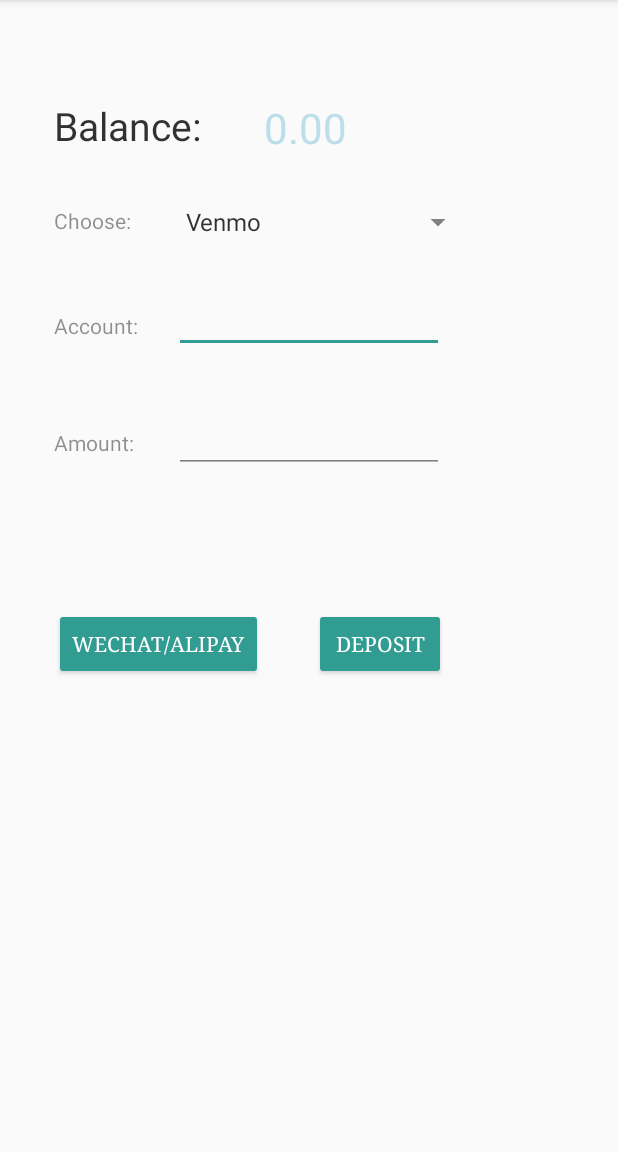
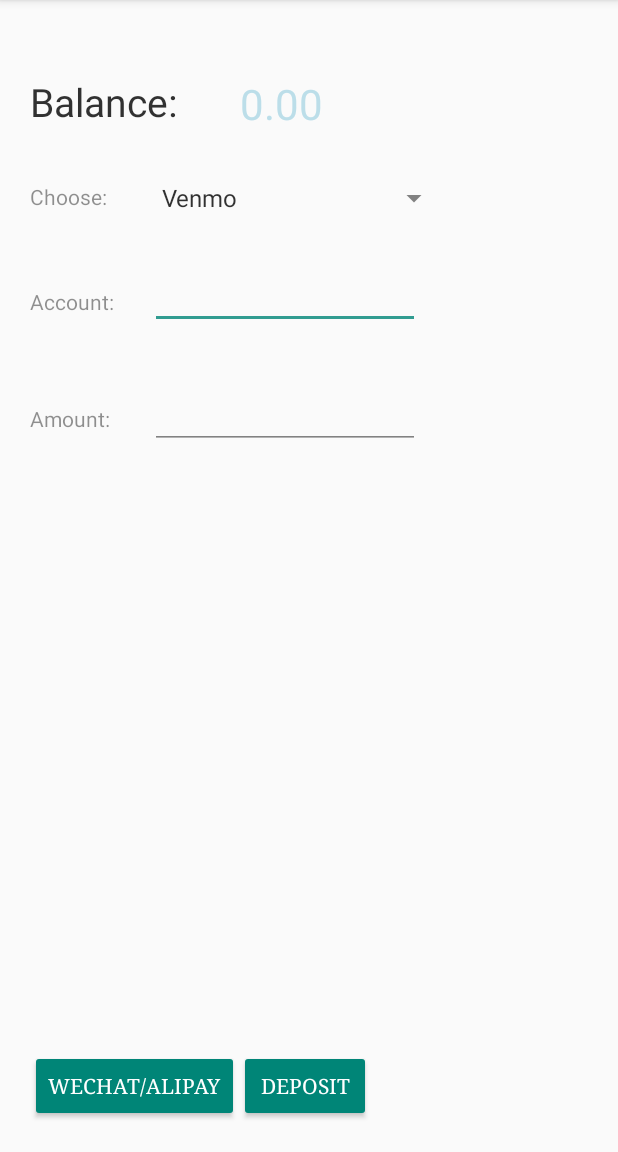
Before and after one commit to bruttozz/airmules-android-app, an Android app: the Deposit screen opened directly, with no data from a screen before it, on a phone screen of 412 x 824 dp, the part 84-1236 px from its top. Run offline under Robolectric (Android 15) with nearby library versions, the light colour scheme and no system bars; our stand-ins replace Firebase (no records; nobody signed in at launch, a user with empty details on screens opened directly); libraries missing offline, so code that uses them is left out: com.payelves.sdk; 3 statements that could not run were skipped.

Commit message:
Update UI

```diff
--- a/app/src/main/res/layout/activity_deposit.xml
+++ b/app/src/main/res/layout/activity_deposit.xml
@@ -2,19 +2,14 @@
 <RelativeLayout xmlns:android="http://schemas.android.com/apk/res/android"
     xmlns:tools="http://schemas.android.com/tools"
     android:id="@+id/activity_deposit"
-    android:layout_width="match_parent"
-    android:layout_height="match_parent"
-    android:gravity="center"
+    android:layout_width="fill_parent"
+    android:layout_height="fill_parent"
     android:orientation="vertical"
-    android:paddingBottom="@dimen/activity_vertical_margin"
-    android:paddingLeft="@dimen/activity_horizontal_margin"
-    android:paddingRight="@dimen/activity_horizontal_margin"
-    android:paddingTop="@dimen/activity_vertical_margin"
     tools:context=".Deposit">
 
     <RelativeLayout
         android:layout_width="match_parent"
-        android:layout_height="match_parent"
+        android:layout_height="wrap_content"
         android:layout_margin="20dp"
         android:alpha="0.8">
 
@@ -108,24 +103,35 @@
             android:inputType="number" />
 
 
+    </RelativeLayout>
+
+    <RelativeLayout
+        android:layout_width="match_parent"
+        android:layout_height="wrap_content"
+        android:layout_centerHorizontal="true"
+        android:layout_alignParentBottom="true"
+        android:layout_margin="20dp">
+
         <Button
             android:id="@+id/submit_btn"
             android:layout_width="wrap_content"
             android:layout_height="wrap_content"
-            android:layout_below="@+id/textView5"
-            android:layout_marginTop="60dp"
-            android:layout_marginLeft="173dp"
+            android:layout_marginBottom="0dp"
+            android:layout_toRightOf="@+id/thirdpartypay_btn"
             android:text="DEPOSIT" />
 
         <Button
             android:id="@+id/thirdpartypay_btn"
             android:layout_width="wrap_content"
             android:layout_height="wrap_content"
-            android:layout_marginLeft="0dp"
-            android:layout_below="@+id/textView5"
-            android:layout_marginTop="60dp"
+            android:layout_marginBottom="0dp"
             android:text="WeChat/Alipay" />
     </RelativeLayout>
 
 
+
+
+
+
+
 </RelativeLayout>
```
Also changed, not shown: app/src/main/res/layout/activity_withdraw.xml (+14 -12 lines).
